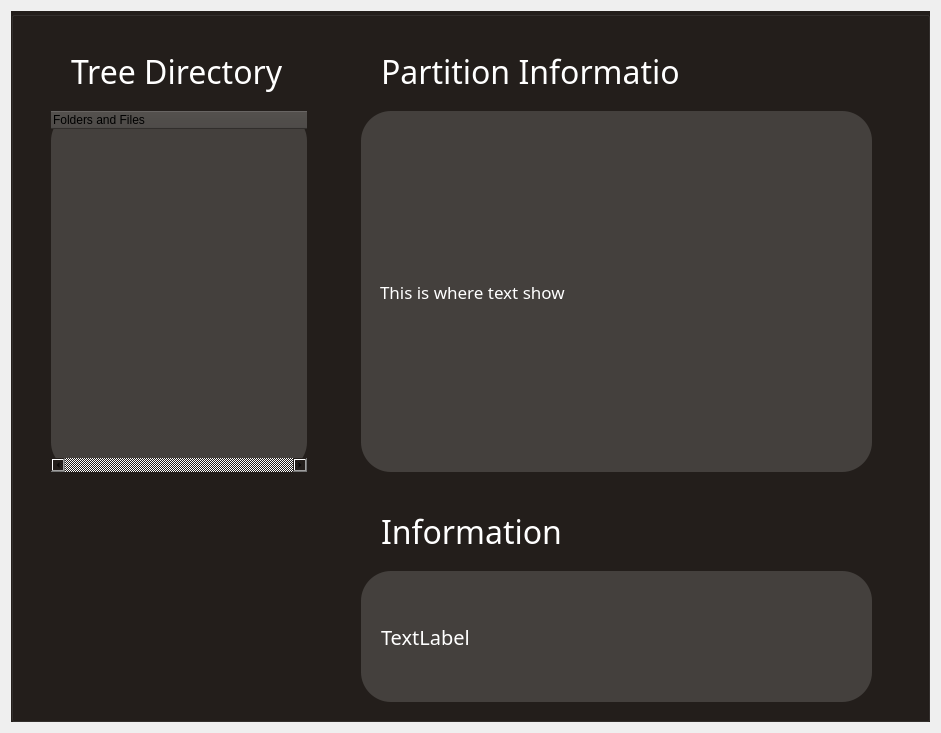
Above: src/ui_src/ui_file/paritioninfowindow.ui from ketamean/OS-Project1 before the change. Below: the same form after it.
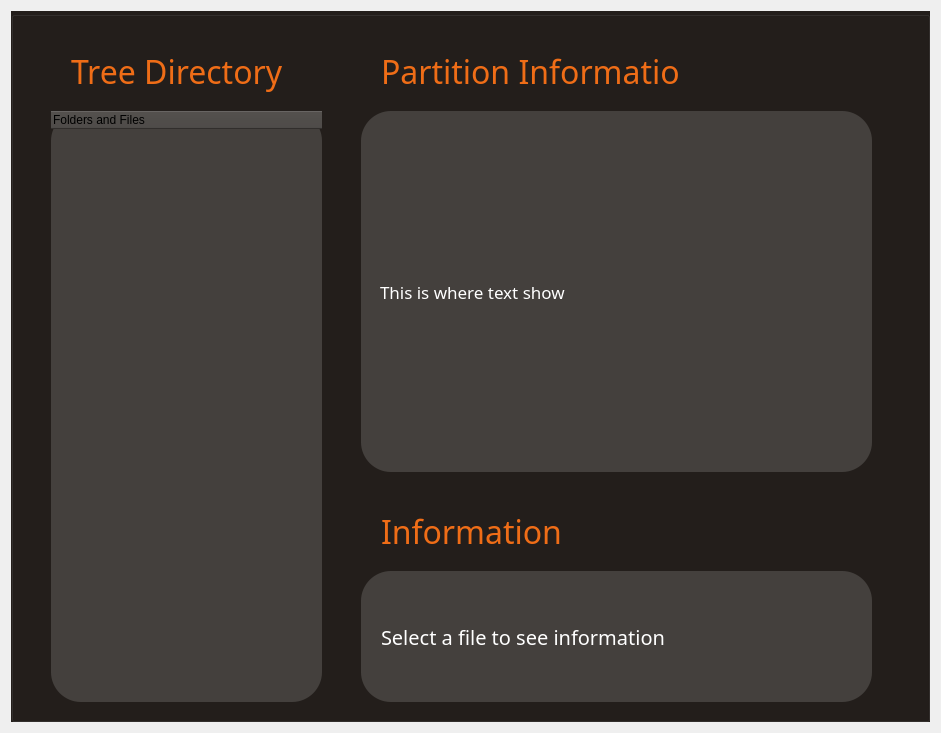
That is the form after the change.

Commit message: main: fininish styling UI

Patch:
```diff
--- a/src/ui_src/ui_file/paritioninfowindow.ui
+++ b/src/ui_src/ui_file/paritioninfowindow.ui
@@ -38,7 +38,7 @@
        </font>
       </property>
       <property name="styleSheet">
-       <string notr="true">color: rgb(255, 255, 255);</string>
+       <string notr="true">color: rgb(239, 109, 23);</string>
       </property>
       <property name="text">
        <string>Tree Directory</string>
@@ -60,7 +60,7 @@
        </font>
       </property>
       <property name="styleSheet">
-       <string notr="true">color: rgb(255, 255, 255);</string>
+       <string notr="true">color: rgb(239, 109, 23);</string>
       </property>
       <property name="text">
        <string>Partition Information</string>
@@ -82,7 +82,8 @@
        </font>
       </property>
       <property name="styleSheet">
-       <string notr="true">color: rgb(255, 255, 255);</string>
+       <string notr="true">
+color: rgb(239, 109, 23);</string>
       </property>
       <property name="text">
        <string>Information</string>
@@ -93,8 +94,8 @@
        <rect>
         <x>40</x>
         <y>100</y>
-        <width>256</width>
-        <height>361</height>
+        <width>271</width>
+        <height>591</height>
        </rect>
       </property>
       <property name="font">
@@ -108,7 +109,7 @@
 border-radius: 30px;</string>
       </property>
       <property name="horizontalScrollBarPolicy">
-       <enum>Qt::ScrollBarAlwaysOn</enum>
+       <enum>Qt::ScrollBarAsNeeded</enum>
       </property>
       <column>
        <property name="text">
@@ -170,7 +171,10 @@
 padding: 15px;</string>
       </property>
       <property name="text">
-       <string>TextLabel</string>
+       <string>Select a file to see information</string>
+      </property>
+      <property name="alignment">
+       <set>Qt::AlignLeading|Qt::AlignLeft|Qt::AlignVCenter</set>
       </property>
      </widget>
      <widget class="QScrollArea" name="scrollArea">
```
The commit also changes 5 other files.
